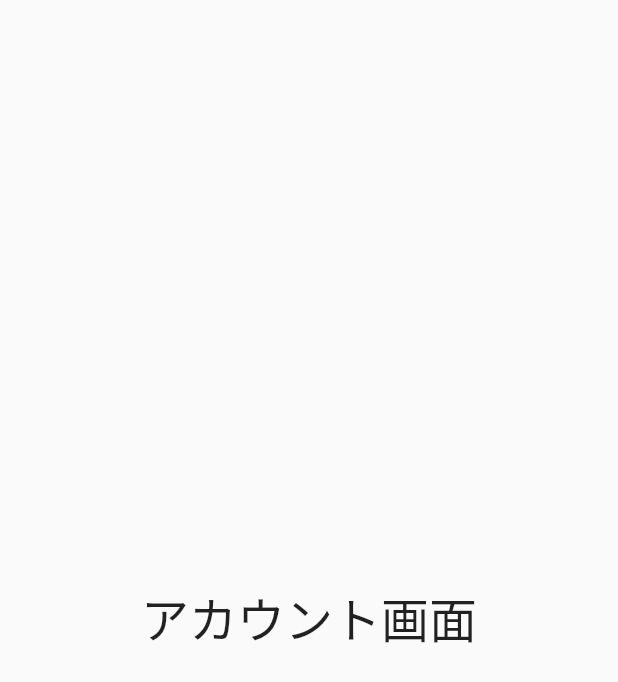
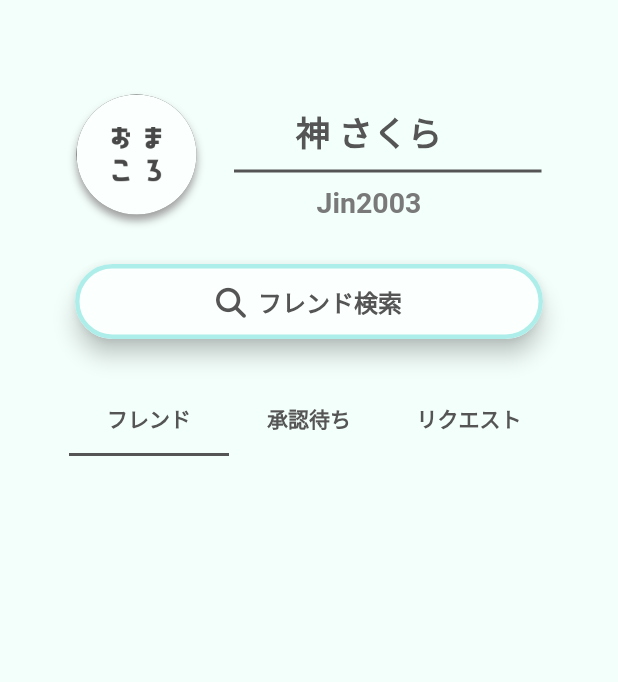
Before and after one commit to unSerori/kill_alarm, a Flutter app: the PageProfile screen opened directly, on a phone screen of 412 x 824 dp. Shown: the top 682 px of the screen. Run offline on Flutter 3.47's test engine with Material 2 defaults, Android fonts, the light colour scheme and no system bars; our stand-ins replace font_awesome_flutter, google_fonts.

Commit message:
[add] friend_search_page.dart [update] page_profile.dart [update] custom_text.dart fontWeightで太さ追加 [update] constant.dart 色変更 [update] pubspec.yaml にgoogle_font, font_awesome, riverpod, nativesplash追加

```diff
--- a/lib/view/constant.dart
+++ b/lib/view/constant.dart
@@ -2,11 +2,11 @@ import 'package:flutter/material.dart';
 
 
 class Constant {
-  static Color main = Color(0xFFAEEEEA);
-  static Color sub_color = Color(0xFFF3FFFB);
-  static Color accent_color = Color(0xFF40D8CF);
-  static Color black = Color(0xFF484848);
-  static Color white = Color(0xFFFBFFFD);
-  static Color light_grey = Color(0xFFEFEFEF);
-  static Color grey = Color(0xFF797979);
+  static const Color main = Color(0xFFAEEEEA);
+  static const Color sub_color = Color(0xFFF3FFFB);
+  static const Color accent_color = Color(0xFF40D8CF);
+  static const Color black = Color(0xFF555555);
+  static const Color white = Color(0xFFFBFFFD);
+  static const Color light_grey = Color(0xFFEFEFEF);
+  static const Color grey = Color(0xFF797979);
 }
--- a/lib/view/pages/components/custom_Text.dart
+++ b/lib/view/pages/components/custom_Text.dart
@@ -18,7 +18,7 @@ class CustomText extends StatelessWidget {
       textAlign: TextAlign.center,
       text,
       style: GoogleFonts.kosugiMaru(
-        //fontWeight: FontWeight.bold,
+        fontWeight: FontWeight.bold,
         fontSize: fontSize,
         color: Color,
       ),
--- a/lib/view/pages/page_profile.dart
+++ b/lib/view/pages/page_profile.dart
@@ -1,20 +1,129 @@
-/**
- * 自分用アラームの設定。
- *
- * 時間と方法と強度。n分後に追加を設定
- */
+import 'package:flutter/material.dart';
+import 'package:font_awesome_flutter/font_awesome_flutter.dart';
+import 'package:kill_alarm/view/constant.dart';
+import 'package:kill_alarm/view/pages/components/custom_text.dart';
+import 'package:kill_alarm/view/pages/friend_search_page.dart';
 
-import 'package:flutter/material.dart';
-
-
-class PageProfile extends StatelessWidget {
+class PageProfile extends StatefulWidget {
   const PageProfile({Key? key}) : super(key: key);
 
   @override
+  State<PageProfile> createState() => _PageProfileState();
+}
+
+class _PageProfileState extends State<PageProfile> {
+
+  // debag
+  static const List<Tab> myTabs = <Tab>[
+    Tab(child: CustomText(text: 'フレンド', fontSize: 14, Color: Constant.black)),
+    Tab(child: CustomText(text: '承認待ち', fontSize: 14, Color: Constant.black)),
+    Tab(child: CustomText(text: 'リクエスト', fontSize: 14, Color: Constant.black)),
+  ];
+
+  @override
   Widget build(BuildContext context) {
-    return const Scaffold(  // ページの中身
-      body: Center(
-          child: Text('アカウント画面', style: TextStyle(fontSize: 32.0))),
+    return Scaffold(
+      // ページの中身
+      backgroundColor: Constant.sub_color,
+      body: Column(
+        children: [
+          SizedBox(height: 60),
+          Row(
+            mainAxisAlignment: MainAxisAlignment.center,
+            children: [
+              Container(
+                clipBehavior: Clip.antiAlias,
+                width: 80,
+                height: 80,
+                decoration: const BoxDecoration(
+                  shape: BoxShape.circle,
+                  color: Constant.black,
+                  boxShadow: [
+                    BoxShadow(
+                      color: Colors.grey, //色
+                      spreadRadius: 0, //影の大きさ
+                      blurRadius: 4.0, //影の不透明度
+                      offset: Offset(0, 4), //x軸とy軸のずらし具合
+                    ),
+                  ],
+                ),
+                child: Image.asset('assets/profile_image.png'),
+              ),
+              //SizedBox(width: 0),
+              Column(
+                children: [
+                  SizedBox(height: 10),
+                  CustomText(
+                      text: '神 さくら', fontSize: 23, Color: Constant.black),
+                  SizedBox(
+                    width: 230,
+                    child: Divider(
+                      height: 20,
+                      thickness: 2,
+                      indent: 25,
+                      endIndent: 0,
+                      color: Constant.black,
+                    ),
+                  ),
+                  CustomText(
+                      text: 'Jin2003', fontSize: 19, Color: Constant.grey),
+                ],
+              ),
+            ],
+          ),
+          const SizedBox(height: 30),
+          ElevatedButton(
+            style: ElevatedButton.styleFrom(
+              //minimumSize: Size(300, 50),
+              backgroundColor: Constant.white,
+              foregroundColor: Constant.black,
+              side: BorderSide(
+                color: Constant.main,
+                width: 3,
+              ),
+              shape: RoundedRectangleBorder(
+                borderRadius: BorderRadius.circular(30) //こちらを適用
+              ),
+              elevation: 6,
+              ),
+
+            child: Container(
+              width: 280,
+              height: 50,
+              child: Row(
+                mainAxisAlignment: MainAxisAlignment.center,
+                children: [
+                  //Icon(Icons.search, color: Constant.black),
+                  FaIcon(FontAwesomeIcons.magnifyingGlass, color: Constant.black, size: 20,),
+                  SizedBox(width: 8),
+                  CustomText(text: 'フレンド検索', fontSize: 16, Color: Constant.black),
+                ],
+              ),
+            ),
+            onPressed: () {
+              Navigator.push(
+                      context,
+                      MaterialPageRoute(
+                          builder: ((context) =>
+                              FriendSearchPage())),
+                    );
+            },
+          ),
+          SizedBox(height: 30,),
+          DefaultTabController(
+            length: 3,
+            child: Container(
+              width: 320,
+
+              color: Constant.sub_color,
+              child: TabBar(
+                indicatorColor: Constant.black,
+                tabs: myTabs
+              ),
+            )
+          ),
+        ],
+      ),
     );
   }
 }
```
Also changed, not shown: lib/view/pages/friend_search_page.dart (added, +231 -0 lines), pubspec.yaml (+14 -1 lines), assets/profile_image.png (added), 11 other files.
